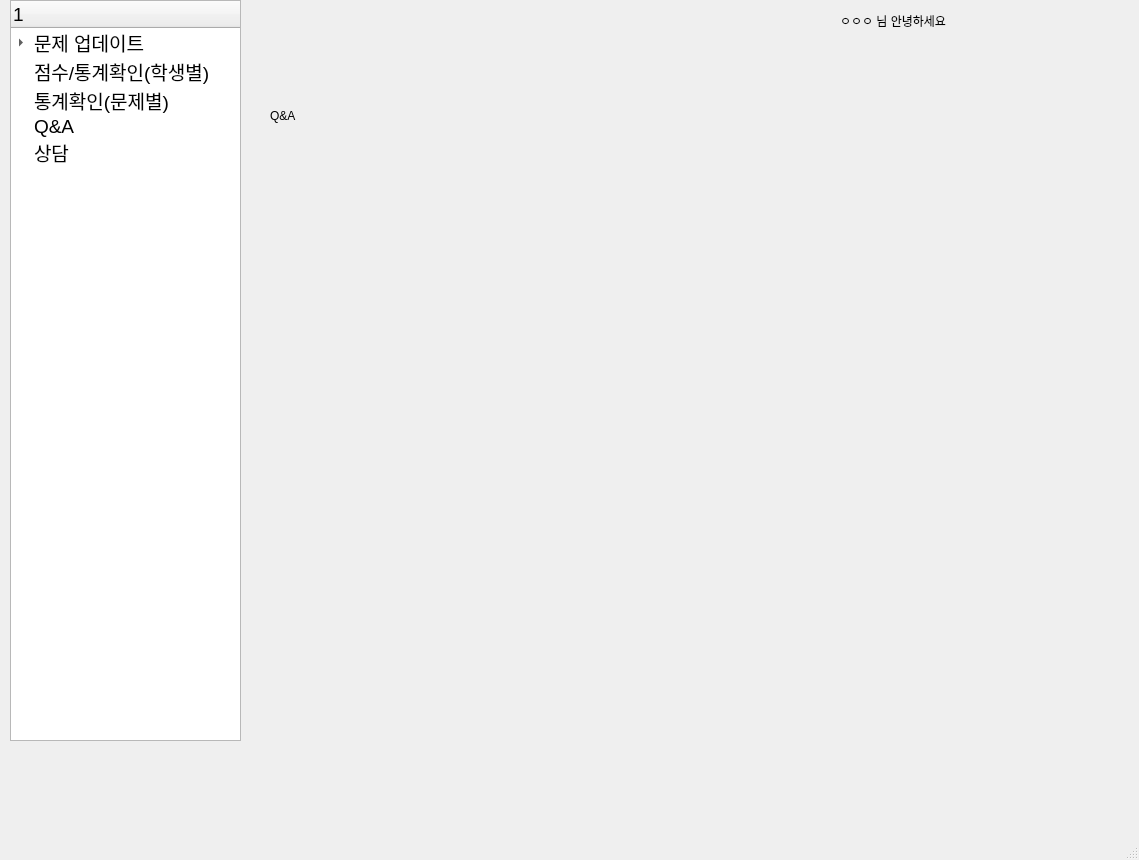
Before: the Qt Designer form Teacher.ui in gitaeyu/Education_app, drawn with Qt 5.
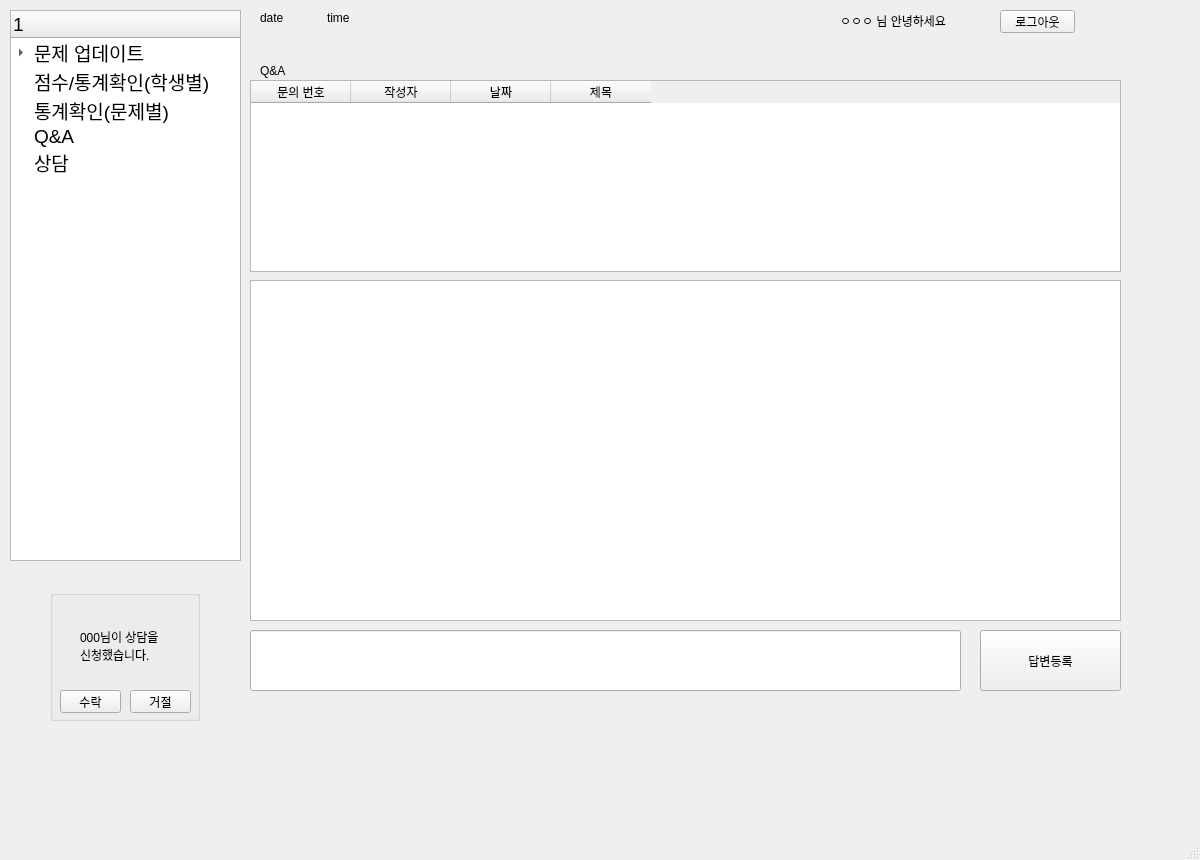
After: the same form once the commit is applied. The open tabs and pages were chosen to show the change.

The edit to the form file:
```diff
--- a/Teacher.ui
+++ b/Teacher.ui
@@ -6,7 +6,7 @@
    <rect>
     <x>0</x>
     <y>0</y>
-    <width>1139</width>
+    <width>1200</width>
     <height>860</height>
    </rect>
   </property>
@@ -952,16 +952,88 @@
        <widget class="QLabel" name="label_17">
         <property name="geometry">
          <rect>
-          <x>20</x>
-          <y>20</y>
+          <x>10</x>
+          <y>10</y>
           <width>181</width>
-          <height>111</height>
+          <height>41</height>
          </rect>
         </property>
         <property name="text">
          <string>Q&amp;A</string>
         </property>
        </widget>
+       <widget class="QTextBrowser" name="tb_qna">
+        <property name="geometry">
+         <rect>
+          <x>0</x>
+          <y>240</y>
+          <width>871</width>
+          <height>341</height>
+         </rect>
+        </property>
+       </widget>
+       <widget class="QPushButton" name="QnA_register_btn">
+        <property name="geometry">
+         <rect>
+          <x>730</x>
+          <y>590</y>
+          <width>141</width>
+          <height>61</height>
+         </rect>
+        </property>
+        <property name="text">
+         <string>답변등록</string>
+        </property>
+       </widget>
+       <widget class="QLineEdit" name="QnA_linedit">
+        <property name="geometry">
+         <rect>
+          <x>0</x>
+          <y>590</y>
+          <width>711</width>
+          <height>61</height>
+         </rect>
+        </property>
+       </widget>
+       <widget class="QTableWidget" name="tw_qna_list">
+        <property name="geometry">
+         <rect>
+          <x>0</x>
+          <y>40</y>
+          <width>871</width>
+          <height>192</height>
+         </rect>
+        </property>
+        <property name="editTriggers">
+         <set>QAbstractItemView::NoEditTriggers</set>
+        </property>
+        <property name="selectionBehavior">
+         <enum>QAbstractItemView::SelectRows</enum>
+        </property>
+        <attribute name="verticalHeaderVisible">
+         <bool>false</bool>
+        </attribute>
+        <column>
+         <property name="text">
+          <string>문의 번호</string>
+         </property>
+        </column>
+        <column>
+         <property name="text">
+          <string>작성자</string>
+         </property>
+        </column>
+        <column>
+         <property name="text">
+          <string>날짜</string>
+         </property>
+        </column>
+        <column>
+         <property name="text">
+          <string>제목</string>
+         </property>
+        </column>
+       </widget>
       </widget>
       <widget class="QWidget" name="page_10">
        <widget class="QLabel" name="label_14">
@@ -1052,9 +1124,9 @@
       <property name="geometry">
        <rect>
         <x>10</x>
-        <y>0</y>
+        <y>10</y>
         <width>231</width>
-        <height>741</height>
+        <height>551</height>
        </rect>
       </property>
       <property name="font">
@@ -1124,6 +1196,98 @@
        <string>ㅇㅇㅇ 님 안녕하세요</string>
       </property>
      </widget>
+     <widget class="QPushButton" name="logout_btn">
+      <property name="geometry">
+       <rect>
+        <x>1000</x>
+        <y>10</y>
+        <width>75</width>
+        <height>23</height>
+       </rect>
+      </property>
+      <property name="text">
+       <string>로그아웃</string>
+      </property>
+     </widget>
+     <widget class="QGroupBox" name="gb_invite">
+      <property name="geometry">
+       <rect>
+        <x>50</x>
+        <y>590</y>
+        <width>150</width>
+        <height>131</height>
+       </rect>
+      </property>
+      <property name="title">
+       <string/>
+      </property>
+      <widget class="QPushButton" name="btn_invite_Ok">
+       <property name="geometry">
+        <rect>
+         <x>10</x>
+         <y>100</y>
+         <width>61</width>
+         <height>23</height>
+        </rect>
+       </property>
+       <property name="text">
+        <string>수락</string>
+       </property>
+      </widget>
+      <widget class="QPushButton" name="btn_invite_No">
+       <property name="geometry">
+        <rect>
+         <x>80</x>
+         <y>100</y>
+         <width>61</width>
+         <height>23</height>
+        </rect>
+       </property>
+       <property name="text">
+        <string>거절</string>
+       </property>
+      </widget>
+      <widget class="QLabel" name="lb_invite_message">
+       <property name="geometry">
+        <rect>
+         <x>30</x>
+         <y>20</y>
+         <width>91</width>
+         <height>71</height>
+        </rect>
+       </property>
+       <property name="text">
+        <string>000님이 상담을
+신청했습니다.</string>
+       </property>
+      </widget>
+     </widget>
+     <widget class="QLabel" name="lb_time">
+      <property name="geometry">
+       <rect>
+        <x>327</x>
+        <y>10</y>
+        <width>50</width>
+        <height>16</height>
+       </rect>
+      </property>
+      <property name="text">
+       <string>time</string>
+      </property>
+     </widget>
+     <widget class="QLabel" name="lb_date">
+      <property name="geometry">
+       <rect>
+        <x>260</x>
+        <y>10</y>
+        <width>60</width>
+        <height>16</height>
+       </rect>
+      </property>
+      <property name="text">
+       <string>date</string>
+      </property>
+     </widget>
     </widget>
    </widget>
   </widget>
```
Left out of the diff: 14 changed lines with no effect on the pictures.
